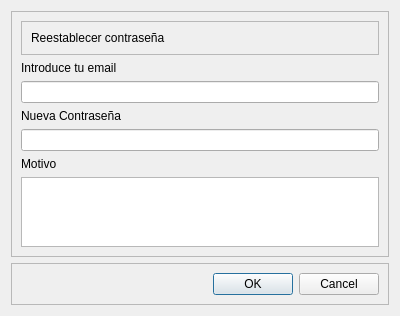
Qt form frontend/UI/solicitud_password_dialog.ui (PacoG86/isli) before a commit.
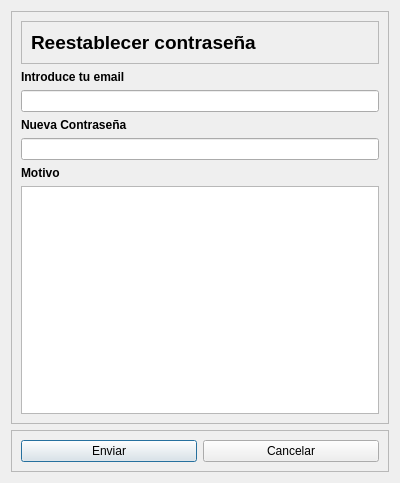
The same form after that commit. Icons and pictures are not drawn.

What changed in the file:
```diff
--- a/frontend/UI/solicitud_password_dialog.ui
+++ b/frontend/UI/solicitud_password_dialog.ui
@@ -7,7 +7,7 @@
     <x>0</x>
     <y>0</y>
     <width>400</width>
-    <height>300</height>
+    <height>483</height>
    </rect>
   </property>
   <property name="windowTitle">
@@ -33,7 +33,13 @@
         </property>
         <layout class="QHBoxLayout" name="horizontalLayout_2">
          <item>
-          <widget class="QLabel" name="label_3">
+          <widget class="QLabel" name="label_titulo">
+           <property name="font">
+            <font>
+             <pointsize>14</pointsize>
+             <bold>true</bold>
+            </font>
+           </property>
            <property name="text">
             <string>Reestablecer contraseña</string>
            </property>
@@ -43,8 +49,8 @@
           <widget class="QLabel" name="label_4">
            <property name="maximumSize">
             <size>
-             <width>100</width>
-             <height>100</height>
+             <width>60</width>
+             <height>60</height>
             </size>
            </property>
            <property name="text">
@@ -62,7 +68,12 @@
        </widget>
       </item>
       <item>
-       <widget class="QLabel" name="label">
+       <widget class="QLabel" name="label_email">
+        <property name="font">
+         <font>
+          <bold>true</bold>
+         </font>
+        </property>
         <property name="text">
          <string>Introduce tu email</string>
         </property>
@@ -76,7 +87,12 @@
        </widget>
       </item>
       <item>
-       <widget class="QLabel" name="label_5">
+       <widget class="QLabel" name="label_password">
+        <property name="font">
+         <font>
+          <bold>true</bold>
+         </font>
+        </property>
         <property name="text">
          <string>Nueva Contraseña</string>
         </property>
@@ -86,7 +102,12 @@
        <widget class="QLineEdit" name="lineEdit_2"/>
       </item>
       <item>
-       <widget class="QLabel" name="label_2">
+       <widget class="QLabel" name="label_motivo">
+        <property name="font">
+         <font>
+          <bold>true</bold>
+         </font>
+        </property>
         <property name="text">
          <string>Motivo</string>
         </property>
@@ -108,9 +129,21 @@
      </property>
      <layout class="QHBoxLayout" name="horizontalLayout">
       <item>
-       <widget class="QDialogButtonBox" name="buttonBox">
-        <property name="standardButtons">
-         <set>QDialogButtonBox::StandardButton::Cancel|QDialogButtonBox::StandardButton::Ok</set>
+       <widget class="QPushButton" name="pushButton_enviar">
+        <property name="font">
+         <font>
+          <bold>false</bold>
+         </font>
+        </property>
+        <property name="text">
+         <string>Enviar</string>
+        </property>
+       </widget>
+      </item>
+      <item>
+       <widget class="QPushButton" name="pushButton_cancelar">
+        <property name="text">
+         <string>Cancelar</string>
         </property>
        </widget>
       </item>
```
Left out of the diff: 8 changed lines with no effect on the pictures.
